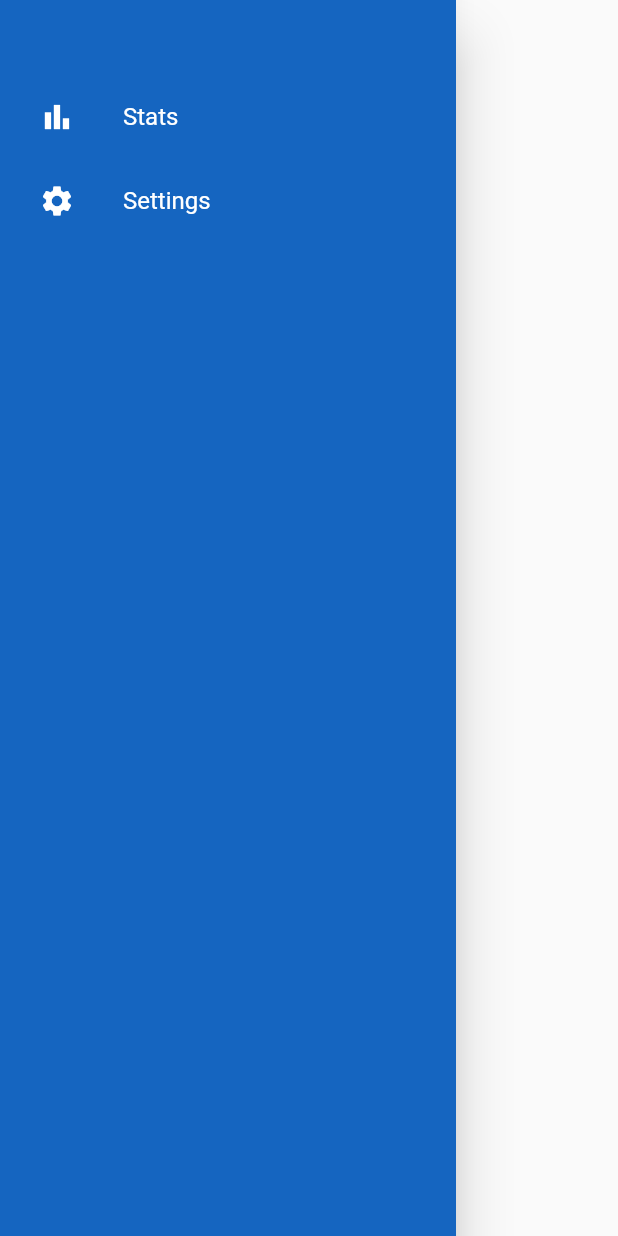
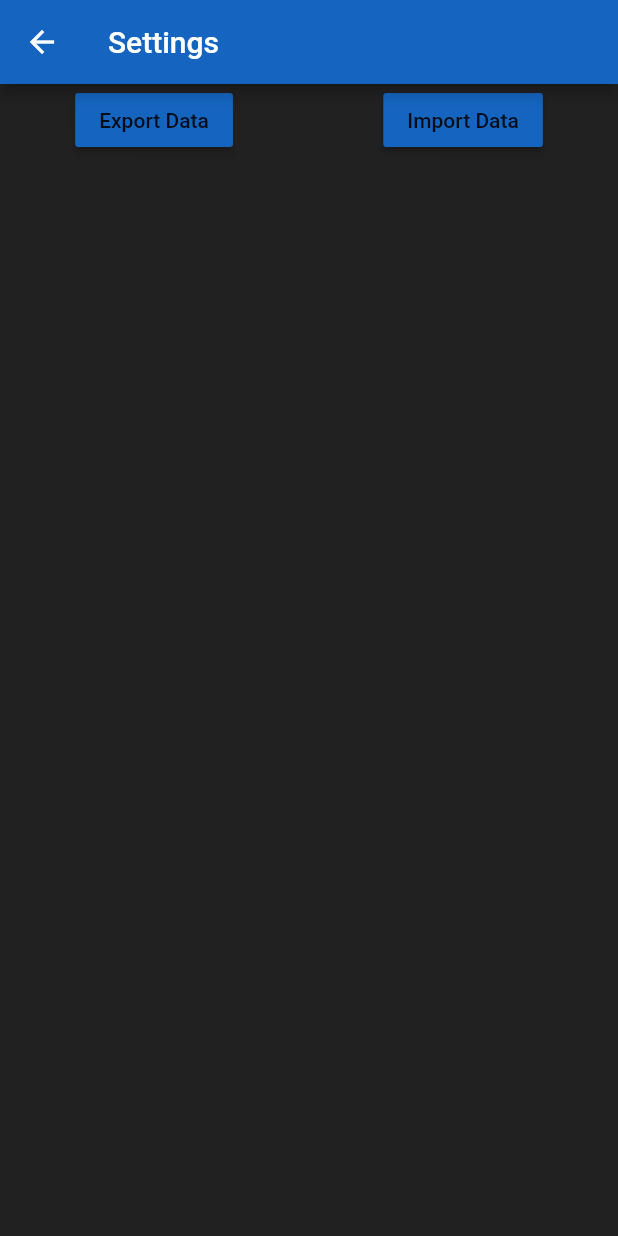
Before and after one commit to WeebNetsu/zs-tracker, a Flutter app: the NavigationDrawer widget shown alone on an empty page, opened directly, after a tap on "Settings", on a phone screen of 412 x 824 dp. Run offline on Flutter 3.47's test engine with Material 2 defaults, Android fonts, the light colour scheme and no system bars; our stand-ins replace flutter_rating_bar; missing offline and left inert: swipeable_tile.

Commit message:
Added settings page

```diff
--- a/lib/routes.dart
+++ b/lib/routes.dart
@@ -1,6 +1,7 @@
 import 'package:zs_tracker/ui/views/add_time.dart';
 import 'package:zs_tracker/ui/views/home.dart';
 import 'package:flutter/material.dart';
+import 'package:zs_tracker/ui/views/settings.dart';
 import 'package:zs_tracker/ui/views/view_time.dart';
 
 Map<String, Widget Function(BuildContext)> routes = {
@@ -8,4 +9,5 @@ Map<String, Widget Function(BuildContext)> routes = {
   "/add": (context) => const AddTimePage(title: 'Add Time'),
   "/edit": (context) => const AddTimePage(title: 'Edit Time'),
   "/view": (context) => const ViewTimePage(title: 'View Time'),
+  "/settings": (context) => const SettingsPage(title: 'Settings'),
 };
--- a/lib/ui/views/home.dart
+++ b/lib/ui/views/home.dart
@@ -142,8 +142,10 @@ class _HomePageState extends State<HomePage> {
                             child: Row(
                               mainAxisAlignment: MainAxisAlignment.center,
                               children: [
-                                Text(calculateAvgSleptRating(_sleeps)
-                                    .toStringAsFixed(2)),
+                                Text(
+                                  calculateAvgSleptRating(_sleeps)
+                                      .toStringAsFixed(2),
+                                ),
                                 Icon(
                                   Icons.star_border,
                                   color: Colors.yellow[200],
@@ -189,7 +191,7 @@ class _HomePageState extends State<HomePage> {
             if (data != null) _loadingData = data['reload'];
           });
         },
-        tooltip: 'Increment',
+        tooltip: 'Add Sleep',
         backgroundColor: colorScheme.primary,
         child: const Icon(Icons.nightlight_round_rounded),
       ),
--- /dev/null
+++ b/lib/ui/views/settings.dart
@@ -0,0 +1,43 @@
+import 'package:flutter/material.dart';
+
+class SettingsPage extends StatefulWidget {
+  const SettingsPage({super.key, required this.title});
+
+  final String title;
+
+  @override
+  State<SettingsPage> createState() => _SettingsPageState();
+}
+
+class _SettingsPageState extends State<SettingsPage> {
+  @override
+  Widget build(BuildContext context) {
+    final colorScheme = Theme.of(context).colorScheme;
+
+    return Scaffold(
+      appBar: AppBar(
+        title: Text(widget.title),
+      ),
+      body: ListView(
+        children: [
+          Row(
+            mainAxisAlignment: MainAxisAlignment.spaceAround,
+            children: [
+              MaterialButton(
+                onPressed: () {},
+                color: colorScheme.primary,
+                child: const Text("Export Data"),
+              ),
+              MaterialButton(
+                onPressed: () {},
+                color: colorScheme.primary,
+                child: const Text("Import Data"),
+              ),
+            ],
+          ),
+        ],
+      ),
+      backgroundColor: Colors.grey[900],
+    );
+  }
+}
--- a/lib/ui/widgets/navigation_drawer.dart
+++ b/lib/ui/widgets/navigation_drawer.dart
@@ -3,9 +3,11 @@ import 'package:flutter/material.dart';
 class NavigationDrawer extends StatelessWidget {
   const NavigationDrawer({super.key});
 
-  Widget _buildMenuItem({
+  Widget _buildMenuItem(
+    BuildContext context, {
     required String text,
     required IconData icon,
+    required String url,
   }) {
     const color = Colors.white;
 
@@ -15,7 +17,7 @@ class NavigationDrawer extends StatelessWidget {
         text,
         style: const TextStyle(color: color),
       ),
-      onTap: () {},
+      onTap: () => Navigator.pushNamed(context, url),
     );
   }
 
@@ -32,8 +34,10 @@ class NavigationDrawer extends StatelessWidget {
           padding: const EdgeInsets.symmetric(horizontal: 10),
           children: [
             const SizedBox(height: 50),
-            _buildMenuItem(text: "Stats", icon: Icons.bar_chart),
-            _buildMenuItem(text: "Settings", icon: Icons.settings),
+            _buildMenuItem(context,
+                text: "Stats", icon: Icons.bar_chart, url: ""),
+            _buildMenuItem(context,
+                text: "Settings", icon: Icons.settings, url: "/settings"),
           ],
         ),
       ),
--- a/pubspec.yaml
+++ b/pubspec.yaml
@@ -17,7 +17,7 @@ publish_to: "none" # Remove this line if you wish to publish to pub.dev
 # https://developer.apple.com/library/archive/documentation/General/Reference/InfoPlistKeyReference/Articles/CoreFoundationKeys.html
 # In Windows, build-name is used as the major, minor, and patch parts
 # of the product and file versions while build-number is used as the build suffix.
-version: 0.3.0+1
+version: 0.3.1+1
 
 environment:
   sdk: ">=2.18.0-232.0.dev <3.0.0"
```
